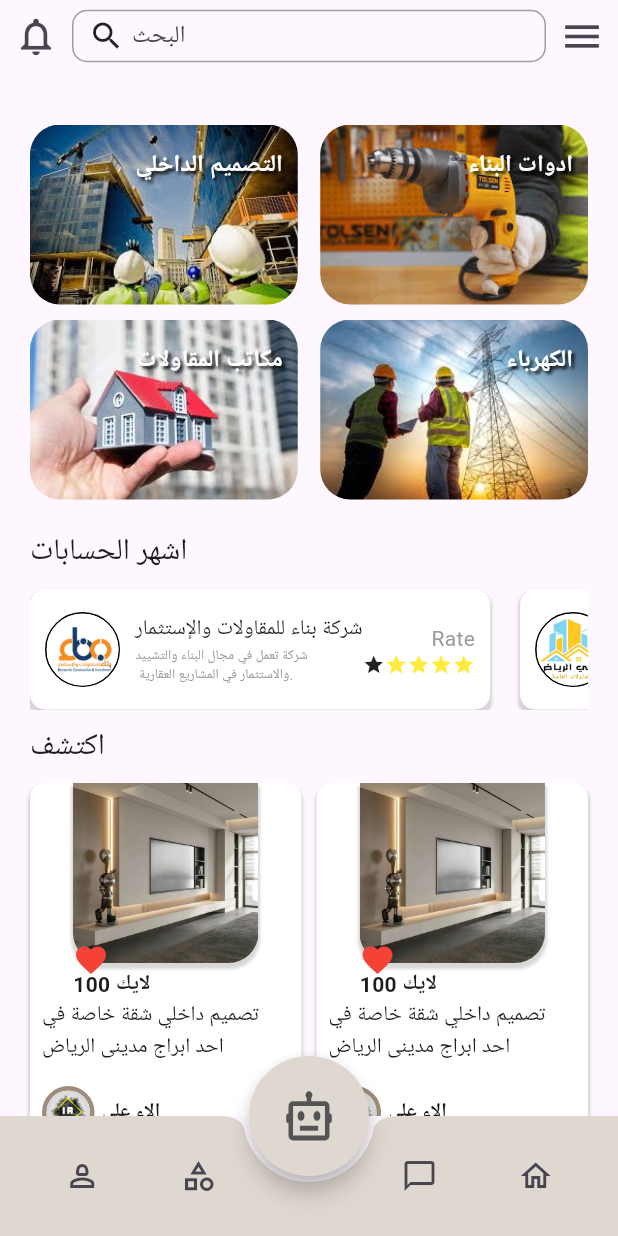
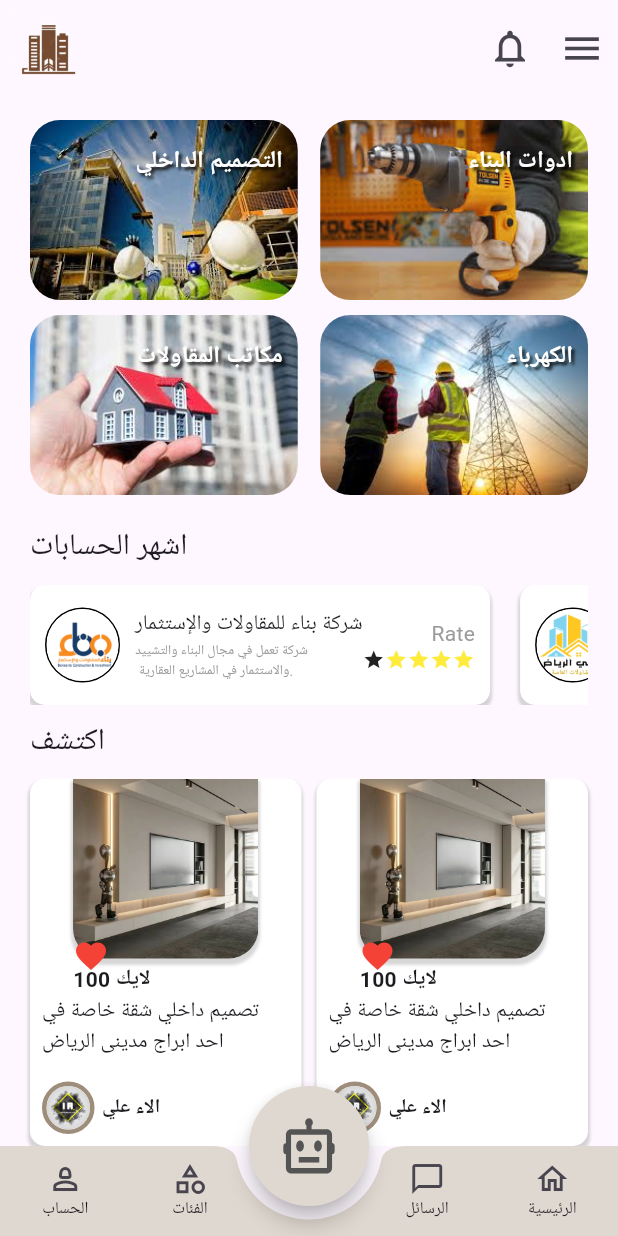
Before and after one commit to flutterCampTeam3/bunya-app, a Flutter app: the NavBarPage screen opened directly, on a phone screen of 412 x 824 dp. Run offline on Flutter 3.47's test engine with Material 3 defaults, Android fonts, the phone set to English and light mode, and no system bars; our stand-ins replace bloc, device_preview, flutter_bloc, flutter_dotenv, flutter_otp_text_field, flutter_svg and 5 more; accounts and stored records are empty; project files that could hold a hidden picture were left out.

```diff
--- a/lib/main.dart
+++ b/lib/main.dart
@@ -28,6 +28,6 @@ class MainApp extends StatelessWidget {
         ),
         debugShowCheckedModeBanner: false,
         home: const Directionality(
-            textDirection: TextDirection.rtl, child: NavBarPage()));
+            textDirection: TextDirection.rtl, child: ProfilePageCustomer()));
   }
 }
--- a/lib/pages/costumer pages/home_page/home_page.dart
+++ b/lib/pages/costumer pages/home_page/home_page.dart
@@ -25,7 +25,7 @@ class HomePageCustomer extends StatelessWidget {
             children: [
               const AppBarWidget(),
               Padding(
-                padding: const EdgeInsets.all(20.0),
+                padding: const EdgeInsets.only(right: 20.0, left: 20),
                 child: Column(
                   children: [
                     gapH15,
--- a/lib/pages/costumer pages/home_page/widgets/appbar_widget.dart
+++ b/lib/pages/costumer pages/home_page/widgets/appbar_widget.dart
@@ -9,37 +9,43 @@ class AppBarWidget extends StatelessWidget {
   Widget build(BuildContext context) {
     return Row(
       children: [
+        Image.asset(
+          'assets/images/logo.png',
+          width: 65,
+        ),
+        const Spacer(),
         IconButton(
           onPressed: () {},
           icon: const Icon(Icons.notifications_none_outlined),
           iconSize: 30,
         ),
-        Expanded(
-          child: Container(
-            height: 35,
-            padding: const EdgeInsets.symmetric(horizontal: 10),
-            decoration: BoxDecoration(
-              borderRadius: BorderRadius.circular(10),
-              border: Border.all(color: Colors.grey),
-            ),
-            child: const Row(
-              children: [
-                Icon(Icons.search),
-                SizedBox(width: 5),
-                Expanded(
-                  child: TextField(
-                    decoration: InputDecoration(
-                      hintText: "البحث",
-                      border: InputBorder.none,
-                      contentPadding: EdgeInsets.zero,
-                      isCollapsed: true,
-                    ),
-                  ),
-                ),
-              ],
-            ),
-          ),
-        ),
+
+        // Expanded(
+        //   child: Container(
+        //     height: 35,
+        //     padding: const EdgeInsets.symmetric(horizontal: 10),
+        //     decoration: BoxDecoration(
+        //       borderRadius: BorderRadius.circular(10),
+        //       border: Border.all(color: Colors.grey),
+        //     ),
+        //     child: const Row(
+        //       children: [
+        //         Icon(Icons.search),
+        //         SizedBox(width: 5),
+        //         Expanded(
+        //           child: TextField(
+        //             decoration: InputDecoration(
+        //               hintText: "البحث",
+        //               border: InputBorder.none,
+        //               contentPadding: EdgeInsets.zero,
+        //               isCollapsed: true,
+        //             ),
+        //           ),
+        //         ),
+        //       ],
+        //     ),
+        //   ),
+        // ),
         IconButton(
           onPressed: () {
             Scaffold.of(context).openDrawer();
--- a/lib/pages/costumer pages/navBar page/navBarPage.dart
+++ b/lib/pages/costumer pages/navBar page/navBarPage.dart
@@ -1,3 +1,4 @@
+import 'package:bunya_app/helper/sized.dart';
 import 'package:bunya_app/pages/costumer%20pages/navBar%20page/bloc/nav_bloc.dart';
 import 'package:flutter/material.dart';
 import 'package:flutter/widgets.dart';
@@ -20,6 +21,10 @@ class NavBarPage extends StatelessWidget {
             return Scaffold(
               body: bloc.pages[bloc.currentIndex],
               bottomNavigationBar: BottomAppBar(
+                padding: const EdgeInsets.all(2),
+                // padding: const EdgeInsets.only(top: 0),
+                height: 60,
+                notchMargin: 9,
                 shape: const CircularNotchedRectangle(),
                 color: const Color.fromARGB(255, 223, 216, 208),
                 elevation: 3,
@@ -27,14 +32,30 @@ class NavBarPage extends StatelessWidget {
                   mainAxisAlignment: MainAxisAlignment.spaceAround,
                   children: <Widget>[
                     IconButton(
-                      icon: const Icon(Icons.person_2_outlined),
+                      icon: const Column(
+                        children: [
+                          Icon(Icons.person_2_outlined),
+                          Text(
+                            "الحساب",
+                            style: TextStyle(fontSize: 11),
+                          )
+                        ],
+                      ),
                       onPressed: () {
                         bloc.currentIndex = 0;
                         bloc.add(ChangePageEvent(index: 0));
                       },
                     ),
                     IconButton(
-                      icon: const Icon(Icons.category_outlined),
+                      icon: const Column(
+                        children: [
+                          Icon(Icons.category_outlined),
+                          Text(
+                            "الفئات",
+                            style: TextStyle(fontSize: 11),
+                          )
+                        ],
+                      ),
                       onPressed: () {
                         bloc.currentIndex = 1;
                         bloc.add(ChangePageEvent(index: 1));
@@ -42,14 +63,30 @@ class NavBarPage extends StatelessWidget {
                     ),
                     const SizedBox(width: 40), // Adjust spacing for FAB
                     IconButton(
-                      icon: const Icon(Icons.messenger_outline),
+                      icon: const Column(
+                        children: [
+                          Icon(Icons.messenger_outline),
+                          Text(
+                            "الرسائل",
+                            style: TextStyle(fontSize: 11),
+                          )
+                        ],
+                      ),
                       onPressed: () {
                         bloc.currentIndex = 2;
                         bloc.add(ChangePageEvent(index: 2));
                       },
                     ),
                     IconButton(
-                      icon: const Icon(Icons.home_outlined),
+                      icon: const Column(
+                        children: [
+                          Icon(Icons.home_outlined),
+                          Text(
+                            "الرئيسية",
+                            style: TextStyle(fontSize: 11),
+                          )
+                        ],
+                      ),
                       onPressed: () {
                         bloc.currentIndex = 3;
                         bloc.add(ChangePageEvent(index: 3));
@@ -69,7 +106,7 @@ class NavBarPage extends StatelessWidget {
                   backgroundColor: const Color.fromARGB(255, 223, 216, 208),
                   child: SvgPicture.asset(
                     'assets/images/bx_bot.svg',
-                    height: 40,
+                    height: 45,
                     colorFilter: const ColorFilter.mode(
                         Color.fromARGB(255, 84, 84, 84), BlendMode.srcIn),
                   ),
--- a/pubspec.yaml
+++ b/pubspec.yaml
@@ -5,7 +5,7 @@ version: 0.1.0
 
 environment:
   #sdk: '>=3.4.0-99.1.beta <4.0.0'
-   sdk: '>=3.4.0-99.1.beta <4.0.0'
+   sdk: '3.3.2'
 
 dependencies:
   flutter:
```
Also changed, not shown: lib/pages/costumer pages/profile_page/bloc/profile_bloc.dart (added, +77 -0 lines), lib/pages/costumer pages/profile_page/bloc/profile_event.dart (added, +26 -0 lines), lib/pages/costumer pages/profile_page/bloc/profile_state.dart (added, +38 -0 lines), lib/pages/costumer pages/profile_page/profile_page.dart (+1 -12 lines), assets/images/logo.png (added), lib/pages/costumer pages/navBar page/bloc/nav_bloc.dart (line endings or trailing spaces), pubspec.lock, 1 other file.
